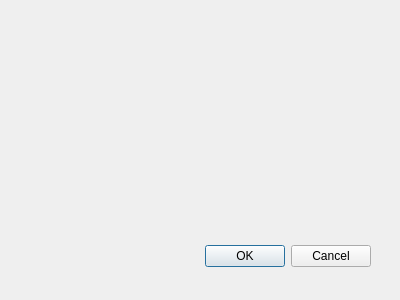
Zaneta002/projekt2, file wtyczka_1/wtyczka_1_dialog_base.ui: the form before one commit.
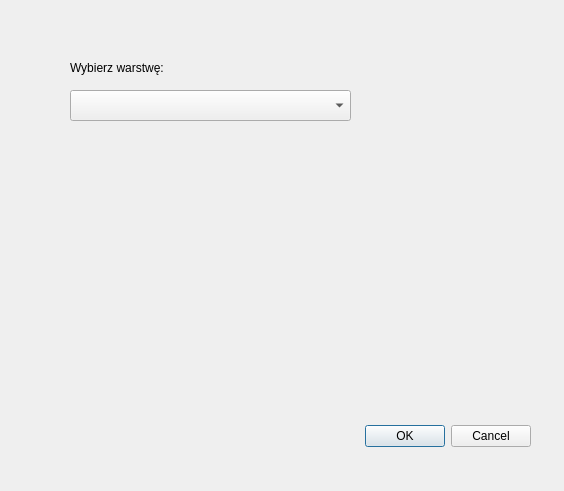
The form after the commit. Custom widgets are drawn as their Qt base class.

Commit message: projektowanie wtyczki

What changed in the file:
```diff
--- a/wtyczka_1/wtyczka_1_dialog_base.ui
+++ b/wtyczka_1/wtyczka_1_dialog_base.ui
@@ -1,22 +1,22 @@
 <ui version="4.0" >
  <class>wtyczka1DialogBase</class>
- <widget class="QDialog" name="wtyczka1DialogBase" >
-  <property name="geometry" >
+ <widget class="QDialog" name="wtyczka1DialogBase">
+  <property name="geometry">
    <rect>
     <x>0</x>
     <y>0</y>
-    <width>400</width>
-    <height>300</height>
+    <width>564</width>
+    <height>491</height>
    </rect>
   </property>
   <property name="windowTitle" >
    <string>projekt2</string>
   </property>
-  <widget class="QDialogButtonBox" name="button_box" >
-   <property name="geometry" >
+  <widget class="QDialogButtonBox" name="button_box">
+   <property name="geometry">
     <rect>
-     <x>30</x>
-     <y>240</y>
+     <x>190</x>
+     <y>420</y>
      <width>341</width>
      <height>32</height>
     </rect>
@@ -28,7 +28,37 @@
     <set>QDialogButtonBox::Cancel|QDialogButtonBox::Ok</set>
    </property>
   </widget>
+  <widget class="QgsMapLayerComboBox" name="mMapLayerComboBox">
+   <property name="geometry">
+    <rect>
+     <x>70</x>
+     <y>90</y>
+     <width>281</width>
+     <height>31</height>
+    </rect>
+   </property>
+  </widget>
+  <widget class="QLabel" name="label">
+   <property name="geometry">
+    <rect>
+     <x>70</x>
+     <y>60</y>
+     <width>161</width>
+     <height>16</height>
+    </rect>
+   </property>
+   <property name="text">
+    <string>Wybierz warstwę:</string>
+   </property>
+  </widget>
  </widget>
+ <customwidgets>
+  <customwidget>
+   <class>QgsMapLayerComboBox</class>
+   <extends>QComboBox</extends>
+   <header>qgsmaplayercombobox.h</header>
+  </customwidget>
+ </customwidgets>
  <resources/>
  <connections>
   <connection>
```
Left out of the diff: 33 changed lines with no effect on the pictures. The commit also changes 1 other file.
